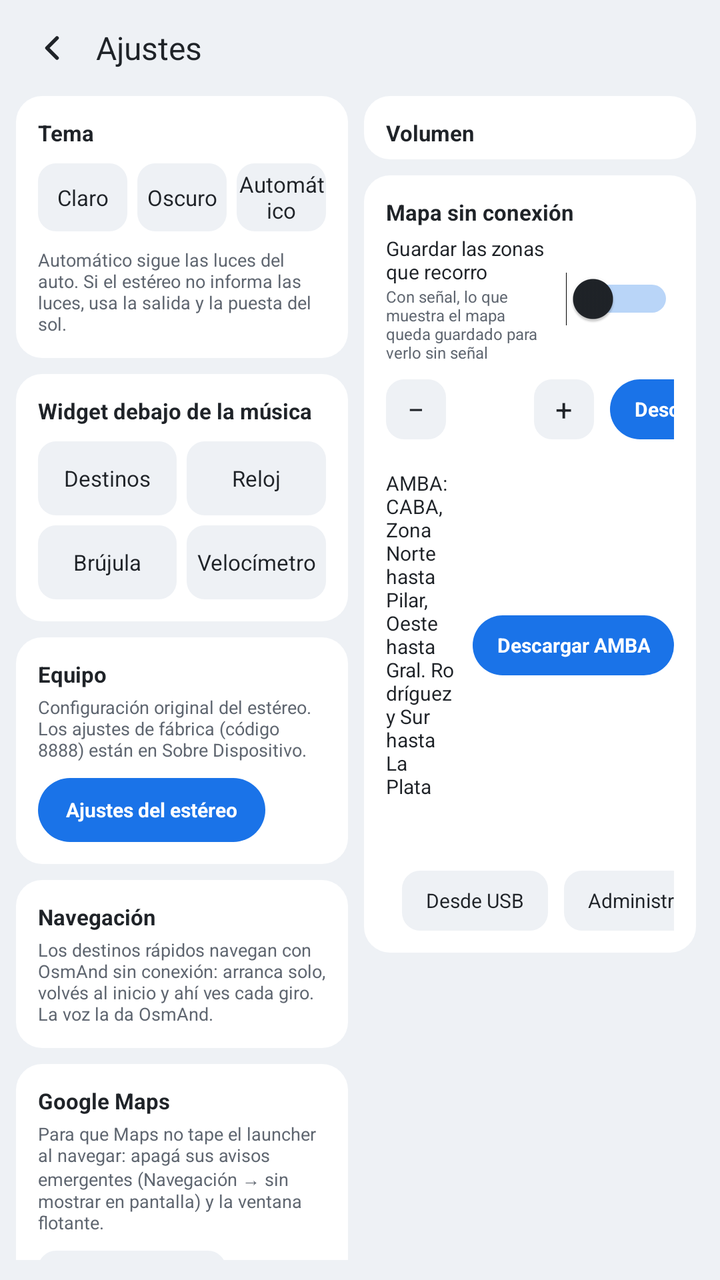
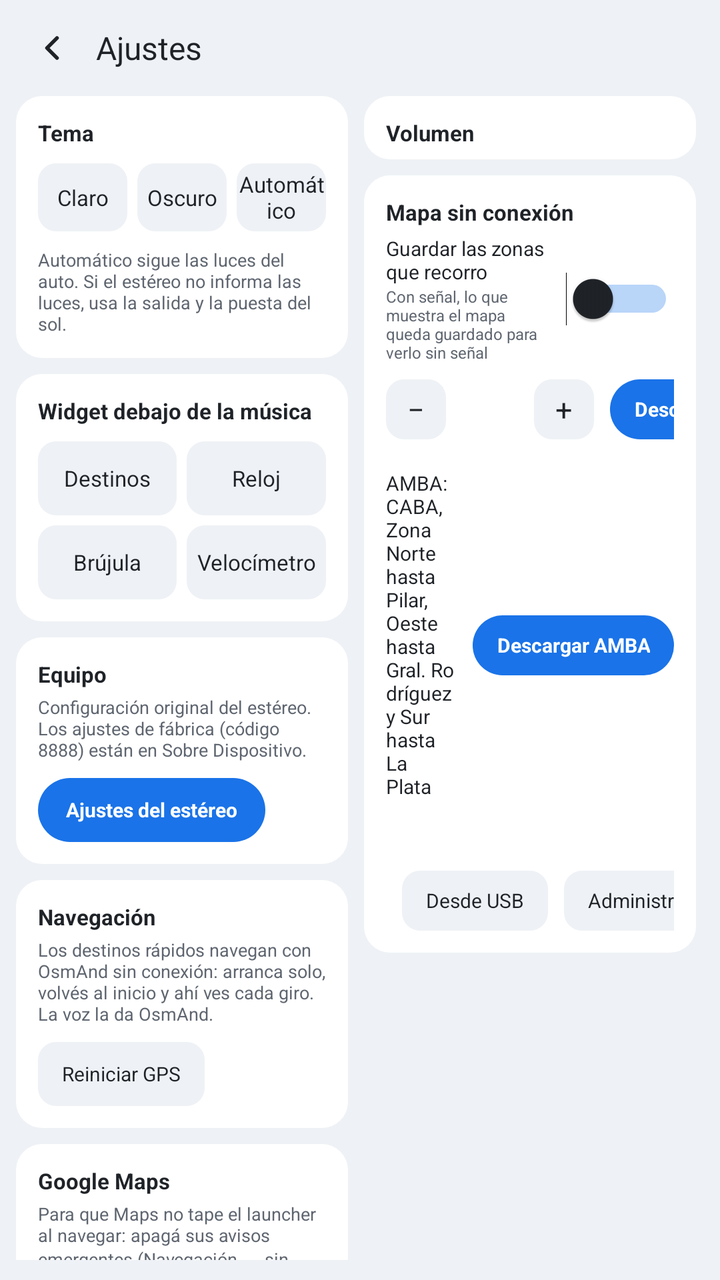

Compare the two renders of this Android layout. The source of the first and the diff that turns it into the second are given below.
<!-- AndroidManifest.xml: application theme LauncherTheme -->
<!-- res/layout/activity_settings.xml -->
<?xml version="1.0" encoding="utf-8"?>
<LinearLayout xmlns:android="http://schemas.android.com/apk/res/android"
    android:layout_width="match_parent"
    android:layout_height="match_parent"
    android:background="@color/ground"
    android:orientation="vertical"
    android:paddingStart="8dp"
    android:paddingTop="6dp"
    android:paddingEnd="12dp"
    android:paddingBottom="10dp">

    
    <LinearLayout
        android:layout_width="match_parent"
        android:layout_height="36dp"
        android:gravity="center_vertical"
        android:orientation="horizontal">

        <ImageButton
            android:id="@+id/settings_back"
            android:layout_width="36dp"
            android:layout_height="36dp"
            android:background="@drawable/bg_round_button"
            android:contentDescription="@string/back"
            android:padding="8dp"
            android:scaleType="fitCenter"
            android:src="@drawable/ic_back" />

        <TextView
            android:layout_width="0dp"
            android:layout_height="wrap_content"
            android:layout_marginStart="4dp"
            android:layout_weight="1"
            android:text="@string/settings_title"
            android:textColor="@color/text"
            android:textSize="16sp" />

        <TextView
            android:id="@+id/settings_version"
            android:layout_width="wrap_content"
            android:layout_height="wrap_content"
            android:textColor="@color/muted"
            android:textSize="9sp" />
    </LinearLayout>

    <ScrollView
        android:layout_width="match_parent"
        android:layout_height="0dp"
        android:layout_marginTop="6dp"
        android:layout_weight="1"
        android:fillViewport="true"
        android:scrollbars="none">

    <LinearLayout
        android:layout_width="match_parent"
        android:layout_height="wrap_content"
        android:orientation="horizontal">

        
        <LinearLayout
            android:layout_width="0dp"
            android:layout_height="wrap_content"
            android:layout_weight="1"
            android:orientation="vertical">

            
            <LinearLayout
                style="@style/Card"
                android:layout_width="match_parent"
                android:layout_height="wrap_content"
                android:orientation="vertical"
                android:padding="11dp">

                <TextView
                    style="@style/SettingsTitle"
                    android:text="@string/theme" />

                <LinearLayout
                    android:layout_width="match_parent"
                    android:layout_height="34dp"
                    android:layout_marginTop="8dp"
                    android:orientation="horizontal">

                    <TextView
                        android:id="@+id/theme_light"
                        style="@style/SettingsOption"
                        android:text="@string/theme_light" />

                    <TextView
                        android:id="@+id/theme_dark"
                        style="@style/SettingsOption"
                        android:layout_marginStart="5dp"
                        android:text="@string/theme_dark" />

                    <TextView
                        android:id="@+id/theme_auto"
                        style="@style/SettingsOption"
                        android:layout_marginStart="5dp"
                        android:text="@string/theme_auto" />
                </LinearLayout>

                <TextView
                    android:layout_width="match_parent"
                    android:layout_height="wrap_content"
                    android:layout_marginTop="8dp"
                    android:text="@string/theme_auto_hint"
                    android:textColor="@color/muted"
                    android:textSize="9sp" />
            </LinearLayout>

            
            <LinearLayout
                style="@style/Card"
                android:layout_width="match_parent"
                android:layout_height="wrap_content"
                android:layout_marginTop="8dp"
                android:orientation="vertical"
                android:padding="11dp">

                <TextView
                    style="@style/SettingsTitle"
                    android:text="@string/bottom_card" />

                <LinearLayout
                    android:layout_width="match_parent"
                    android:layout_height="37dp"
                    android:layout_marginTop="8dp"
                    android:orientation="horizontal">

                    <TextView
                        android:id="@+id/card_places"
                        style="@style/SettingsOption"
                        android:text="@string/card_places" />

                    <TextView
                        android:id="@+id/card_clock"
                        style="@style/SettingsOption"
                        android:layout_marginStart="5dp"
                        android:text="@string/card_clock" />
                </LinearLayout>

                <LinearLayout
                    android:layout_width="match_parent"
                    android:layout_height="37dp"
                    android:layout_marginTop="5dp"
                    android:orientation="horizontal">

                    <TextView
                        android:id="@+id/card_compass"
                        style="@style/SettingsOption"
                        android:text="@string/card_compass" />

                    <TextView
                        android:id="@+id/card_speedo"
                        style="@style/SettingsOption"
                        android:layout_marginStart="5dp"
                        android:text="@string/card_speedo" />
                </LinearLayout>
            </LinearLayout>
            
            <LinearLayout
                style="@style/Card"
                android:layout_width="match_parent"
                android:layout_height="wrap_content"
                android:layout_marginTop="8dp"
                android:orientation="vertical"
                android:padding="11dp">

                <TextView
                    style="@style/SettingsTitle"
                    android:text="@string/stereo_card" />

                <TextView
                    android:layout_width="match_parent"
                    android:layout_height="wrap_content"
                    android:layout_marginTop="3dp"
                    android:text="@string/stereo_card_hint"
                    android:textColor="@color/muted"
                    android:textSize="9sp" />

                <TextView
                    android:id="@+id/stereo_settings"
                    android:layout_width="wrap_content"
                    android:layout_height="32dp"
                    android:layout_marginTop="8dp"
                    android:background="@drawable/bg_button_accent_round"
                    android:gravity="center"
                    android:paddingStart="14dp"
                    android:paddingEnd="14dp"
                    android:text="@string/stereo_settings"
                    android:textColor="@color/on_accent"
                    android:textSize="10sp"
                    android:textStyle="bold" />
            </LinearLayout>

            
            <LinearLayout
                style="@style/Card"
                android:layout_width="match_parent"
                android:layout_height="wrap_content"
                android:layout_marginTop="8dp"
                android:orientation="vertical"
                android:padding="11dp">

                <TextView
                    style="@style/SettingsTitle"
                    android:text="@string/nav_card" />

                <TextView
                    android:layout_width="match_parent"
                    android:layout_height="wrap_content"
                    android:layout_marginTop="3dp"
                    android:text="@string/nav_card_hint"
                    android:textColor="@color/muted"
                    android:textSize="9sp" />
            </LinearLayout>

            
            <LinearLayout
                style="@style/Card"
                android:layout_width="match_parent"
                android:layout_height="wrap_content"
                android:layout_marginTop="8dp"
                android:orientation="vertical"
                android:padding="11dp">

                <TextView
                    style="@style/SettingsTitle"
                    android:text="@string/gmaps_card" />

                <TextView
                    android:layout_width="match_parent"
                    android:layout_height="wrap_content"
                    android:layout_marginTop="3dp"
                    android:text="@string/gmaps_card_hint"
                    android:textColor="@color/muted"
                    android:textSize="9sp" />

                <LinearLayout
                    android:layout_width="match_parent"
                    android:layout_height="wrap_content"
                    android:layout_marginTop="8dp"
                    android:orientation="horizontal">

                    <TextView
                        android:id="@+id/gmaps_notifications"
                        android:layout_width="wrap_content"
                        android:layout_height="32dp"
                        android:background="@drawable/bg_option"
                        android:gravity="center"
                        android:paddingStart="12dp"
                        android:paddingEnd="12dp"
                        android:text="@string/gmaps_notifications"
                        android:textColor="@color/text"
                        android:textSize="10sp" />

                    <TextView
                        android:id="@+id/gmaps_pip"
                        android:layout_width="wrap_content"
                        android:layout_height="32dp"
                        android:layout_marginStart="8dp"
                        android:background="@drawable/bg_option"
                        android:gravity="center"
                        android:paddingStart="12dp"
                        android:paddingEnd="12dp"
                        android:text="@string/gmaps_pip"
                        android:textColor="@color/text"
                        android:textSize="10sp" />
                </LinearLayout>
            </LinearLayout>
        </LinearLayout>

        
        <LinearLayout
            android:layout_width="0dp"
            android:layout_height="wrap_content"
            android:layout_marginStart="8dp"
            android:layout_weight="1"
            android:orientation="vertical">

            
            <LinearLayout
                android:id="@+id/volumes"
                style="@style/Card"
                android:layout_width="match_parent"
                android:layout_height="wrap_content"
                android:orientation="vertical"
                android:paddingStart="11dp"
                android:paddingTop="11dp"
                android:paddingEnd="11dp"
                android:paddingBottom="6dp">

                <TextView
                    style="@style/SettingsTitle"
                    android:text="@string/volume_title" />
            </LinearLayout>

            
            <LinearLayout
                style="@style/Card"
                android:layout_width="match_parent"
                android:layout_height="wrap_content"
                android:layout_marginTop="8dp"
                android:orientation="vertical"
                android:padding="11dp">

                <TextView
                    style="@style/SettingsTitle"
                    android:text="@string/offline_map" />

                
                <LinearLayout
                    android:id="@+id/save_visited_row"
                    android:layout_width="match_parent"
                    android:layout_height="wrap_content"
                    android:layout_marginTop="4dp"
                    android:gravity="center_vertical"
                    android:orientation="horizontal">

                    <LinearLayout
                        android:layout_width="0dp"
                        android:layout_height="wrap_content"
                        android:layout_weight="1"
                        android:orientation="vertical">

                        <TextView
                            android:layout_width="match_parent"
                            android:layout_height="wrap_content"
                            android:text="@string/save_visited"
                            android:textColor="@color/text"
                            android:textSize="10sp" />

                        <TextView
                            android:layout_width="match_parent"
                            android:layout_height="wrap_content"
                            android:text="@string/save_visited_hint"
                            android:textColor="@color/muted"
                            android:textSize="8sp" />
                    </LinearLayout>

                    <Switch
                        android:id="@+id/save_visited"
                        android:layout_width="wrap_content"
                        android:layout_height="30dp"
                        android:layout_marginStart="8dp"
                        android:thumbTint="@color/text"
                        android:trackTint="@color/accent" />
                </LinearLayout>

                
                <LinearLayout
                    android:layout_width="match_parent"
                    android:layout_height="30dp"
                    android:layout_marginTop="8dp"
                    android:gravity="center_vertical"
                    android:orientation="horizontal">

                    <TextView
                        android:layout_width="0dp"
                        android:layout_height="wrap_content"
                        android:layout_weight="1"
                        android:text="@string/offline_around"
                        android:textColor="@color/text"
                        android:textSize="10sp" />

                    <TextView
                        android:id="@+id/radius_less"
                        android:layout_width="30dp"
                        android:layout_height="30dp"
                        android:background="@drawable/bg_option"
                        android:contentDescription="@string/offline_less"
                        android:gravity="center"
                        android:text="−"
                        android:textColor="@color/text"
                        android:textSize="15sp" />

                    <TextView
                        android:id="@+id/radius_value"
                        android:layout_width="44dp"
                        android:layout_height="wrap_content"
                        android:gravity="center"
                        android:textColor="@color/text"
                        android:textSize="11sp" />

                    <TextView
                        android:id="@+id/radius_more"
                        android:layout_width="30dp"
                        android:layout_height="30dp"
                        android:background="@drawable/bg_option"
                        android:contentDescription="@string/offline_more"
                        android:gravity="center"
                        android:text="+"
                        android:textColor="@color/text"
                        android:textSize="15sp" />

                    <TextView
                        android:id="@+id/offline_button"
                        android:layout_width="wrap_content"
                        android:layout_height="30dp"
                        android:layout_marginStart="8dp"
                        android:background="@drawable/bg_button_accent_round"
                        android:gravity="center"
                        android:paddingStart="12dp"
                        android:paddingEnd="12dp"
                        android:text="@string/offline_download"
                        android:textColor="@color/on_accent"
                        android:textSize="10sp"
                        android:textStyle="bold" />
                </LinearLayout>

                <TextView
                    android:id="@+id/radius_estimate"
                    android:layout_width="match_parent"
                    android:layout_height="wrap_content"
                    android:gravity="end"
                    android:textColor="@color/muted"
                    android:textSize="8sp" />

                
                <LinearLayout
                    android:layout_width="match_parent"
                    android:layout_height="wrap_content"
                    android:layout_marginTop="4dp"
                    android:gravity="center_vertical"
                    android:orientation="horizontal">

                    <LinearLayout
                        android:layout_width="0dp"
                        android:layout_height="wrap_content"
                        android:layout_weight="1"
                        android:orientation="vertical">

                        <TextView
                            android:layout_width="match_parent"
                            android:layout_height="wrap_content"
                            android:text="@string/offline_amba"
                            android:textColor="@color/text"
                            android:textSize="10sp" />

                        <TextView
                            android:id="@+id/amba_estimate"
                            android:layout_width="match_parent"
                            android:layout_height="wrap_content"
                            android:textColor="@color/muted"
                            android:textSize="8sp" />
                    </LinearLayout>

                    <TextView
                        android:id="@+id/amba_button"
                        android:layout_width="wrap_content"
                        android:layout_height="30dp"
                        android:layout_marginStart="8dp"
                        android:background="@drawable/bg_button_accent_round"
                        android:gravity="center"
                        android:paddingStart="12dp"
                        android:paddingEnd="12dp"
                        android:text="@string/offline_download_amba"
                        android:textColor="@color/on_accent"
                        android:textSize="10sp"
                        android:textStyle="bold" />
                </LinearLayout>


                <TextView
                    android:id="@+id/offline_status"
                    android:layout_width="match_parent"
                    android:layout_height="wrap_content"
                    android:layout_marginTop="6dp"
                    android:textColor="@color/muted"
                    android:textSize="9sp" />

                <LinearLayout
                    android:layout_width="match_parent"
                    android:layout_height="wrap_content"
                    android:layout_marginTop="6dp"
                    android:gravity="center_vertical"
                    android:orientation="horizontal">

                    <View
                        android:layout_width="0dp"
                        android:layout_height="0dp"
                        android:layout_weight="1" />

                    <TextView
                        android:id="@+id/offline_import"
                        android:layout_width="wrap_content"
                        android:layout_height="30dp"
                        android:layout_marginStart="8dp"
                        android:background="@drawable/bg_option"
                        android:gravity="center"
                        android:paddingStart="12dp"
                        android:paddingEnd="12dp"
                        android:text="@string/offline_import"
                        android:textColor="@color/text"
                        android:textSize="10sp" />

                    <TextView
                        android:id="@+id/offline_manage"
                        android:layout_width="wrap_content"
                        android:layout_height="30dp"
                        android:layout_marginStart="8dp"
                        android:background="@drawable/bg_option"
                        android:gravity="center"
                        android:paddingStart="12dp"
                        android:paddingEnd="12dp"
                        android:text="@string/offline_manage"
                        android:textColor="@color/text"
                        android:textSize="10sp" />
                </LinearLayout>

                <ProgressBar
                    android:id="@+id/offline_progress"
                    style="@android:style/Widget.Material.ProgressBar.Horizontal"
                    android:layout_width="match_parent"
                    android:layout_height="4dp"
                    android:layout_marginTop="4dp"
                    android:progressBackgroundTint="@color/track"
                    android:progressTint="@color/accent"
                    android:visibility="gone" />
            </LinearLayout>
        </LinearLayout>
    </LinearLayout>
</ScrollView>
</LinearLayout>
<!-- resources referenced by this layout -->
<resources>
  <color name="accent">#1A73E8</color>
  <color name="ground">#EEF1F5</color>
  <color name="muted">#5F6670</color>
  <color name="on_accent">#FFFFFF</color>
  <color name="text">#1F2328</color>
  <color name="track">#D5DAE1</color>
  <!-- drawable bg_round_button (drawable) -->
  <?xml version="1.0" encoding="utf-8"?>
  <ripple xmlns:android="http://schemas.android.com/apk/res/android" android:color="#33FFFFFF">
      <item android:id="@android:id/mask">
          <shape android:shape="oval">
              <solid android:color="#FFFFFFFF" />
          </shape>
      </item>
  </ripple>
  <string name="back">Volver</string>
  <string name="bottom_card">Widget debajo de la música</string>
  <string name="card_clock">Reloj</string>
  <string name="card_compass">Brújula</string>
  <string name="card_places">Destinos</string>
  <string name="card_speedo">Velocímetro</string>
  <string name="gmaps_card">Google Maps</string>
  <string name="gmaps_card_hint">Para que Maps no tape el launcher al navegar: apagá sus avisos emergentes (Navegación → sin "mostrar en pantalla") y la ventana flotante.</string>
  <string name="gmaps_notifications">Avisos de Maps</string>
  <string name="gmaps_pip">Ventana flotante</string>
  <string name="nav_card">Navegación</string>
  <string name="nav_card_hint">Los destinos rápidos navegan con OsmAnd sin conexión: arranca solo, volvés al inicio y ahí ves cada giro. La voz la da OsmAnd.</string>
  <string name="offline_amba">AMBA: CABA, Zona Norte hasta Pilar, Oeste hasta Gral. Rodríguez y Sur hasta La Plata</string>
  <string name="offline_around">Alrededor tuyo</string>
  <string name="offline_download">Descargar</string>
  <string name="offline_download_amba">Descargar AMBA</string>
  <string name="offline_import">Desde USB</string>
  <string name="offline_less">Menos kilómetros</string>
  <string name="offline_manage">Administrar</string>
  <string name="offline_map">Mapa sin conexión</string>
  <string name="offline_more">Más kilómetros</string>
  <string name="save_visited">Guardar las zonas que recorro</string>
  <string name="save_visited_hint">Con señal, lo que muestra el mapa queda guardado para verlo sin señal</string>
  <string name="settings_title">Ajustes</string>
  <string name="stereo_card">Equipo</string>
  <string name="stereo_card_hint">Configuración original del estéreo. Los ajustes de fábrica (código 8888) están en Sobre Dispositivo.</string>
  <string name="stereo_settings">Ajustes del estéreo</string>
  <string name="theme">Tema</string>
  <string name="theme_auto">Automático</string>
  <string name="theme_auto_hint">Automático sigue las luces del auto. Si el estéreo no informa las luces, usa la salida y la puesta del sol.</string>
  <string name="theme_dark">Oscuro</string>
  <string name="theme_light">Claro</string>
  <string name="volume_title">Volumen</string>
  <style name="Card">
          <item name="android:background">@drawable/bg_card</item>
      </style>
  <style name="SettingsTitle">
          <item name="android:layout_width">wrap_content</item>
          <item name="android:layout_height">wrap_content</item>
          <item name="android:textColor">@color/text</item>
          <item name="android:textSize">11sp</item>
          <item name="android:textStyle">bold</item>
      </style>
  <color name="selected">#D3E3FD</color>
  <color name="tile">#EEF1F5</color>
  <!-- drawable bg_card (drawable) -->
  <?xml version="1.0" encoding="utf-8"?>
  <shape xmlns:android="http://schemas.android.com/apk/res/android" android:shape="rectangle">
      <solid android:color="@color/card" />
      <corners android:radius="13dp" />
  </shape>
  <color name="card">#FFFFFF</color>
  <!-- unchanged entries left out for length: 5 -->
</resources>

<!-- the commit's change to res/layout/activity_settings.xml (unified diff, before → after) -->
@@ -213,6 +213,19 @@
                     android:text="@string/nav_card_hint"
                     android:textColor="@color/muted"
                     android:textSize="9sp" />
+
+                <TextView
+                    android:id="@+id/gps_reset"
+                    android:layout_width="wrap_content"
+                    android:layout_height="32dp"
+                    android:layout_marginTop="8dp"
+                    android:background="@drawable/bg_option"
+                    android:gravity="center"
+                    android:paddingStart="12dp"
+                    android:paddingEnd="12dp"
+                    android:text="@string/gps_reset"
+                    android:textColor="@color/text"
+                    android:textSize="10sp" />
             </LinearLayout>
 
             
<!-- resource entries referenced after the edit -->
@@ -25,6 +25,7 @@
   <string name="gmaps_card_hint">Para que Maps no tape el launcher al navegar: apagá sus avisos emergentes (Navegación → sin "mostrar en pantalla") y la ventana flotante.</string>
   <string name="gmaps_notifications">Avisos de Maps</string>
   <string name="gmaps_pip">Ventana flotante</string>
+  <string name="gps_reset">Reiniciar GPS</string>
   <string name="nav_card">Navegación</string>
   <string name="nav_card_hint">Los destinos rápidos navegan con OsmAnd sin conexión: arranca solo, volvés al inicio y ahí ves cada giro. La voz la da OsmAnd.</string>
   <string name="offline_amba">AMBA: CABA, Zona Norte hasta Pilar, Oeste hasta Gral. Rodríguez y Sur hasta La Plata</string>
